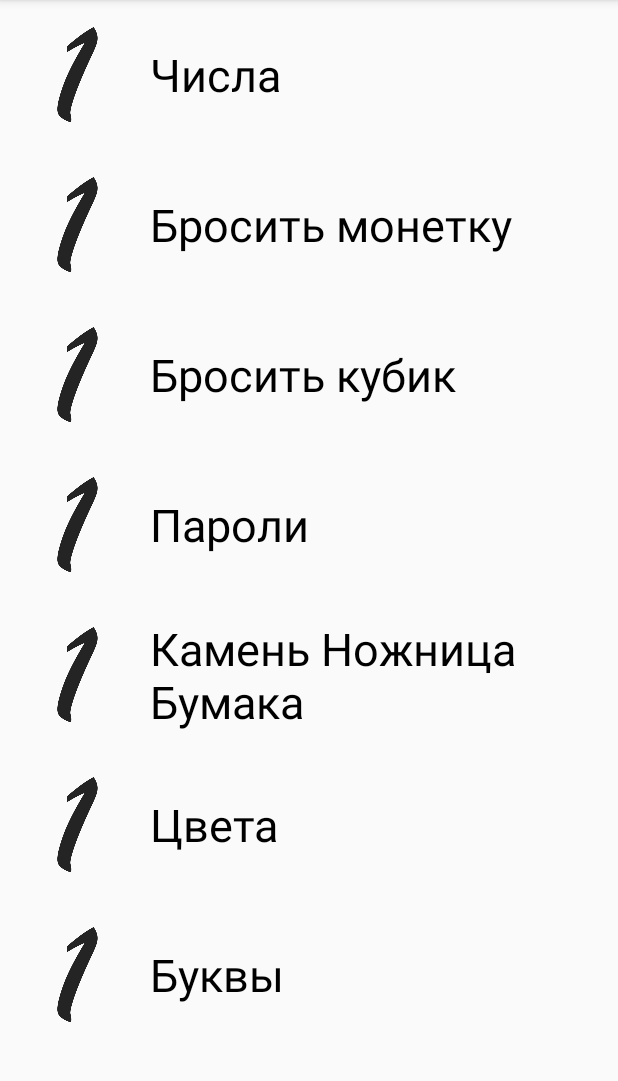
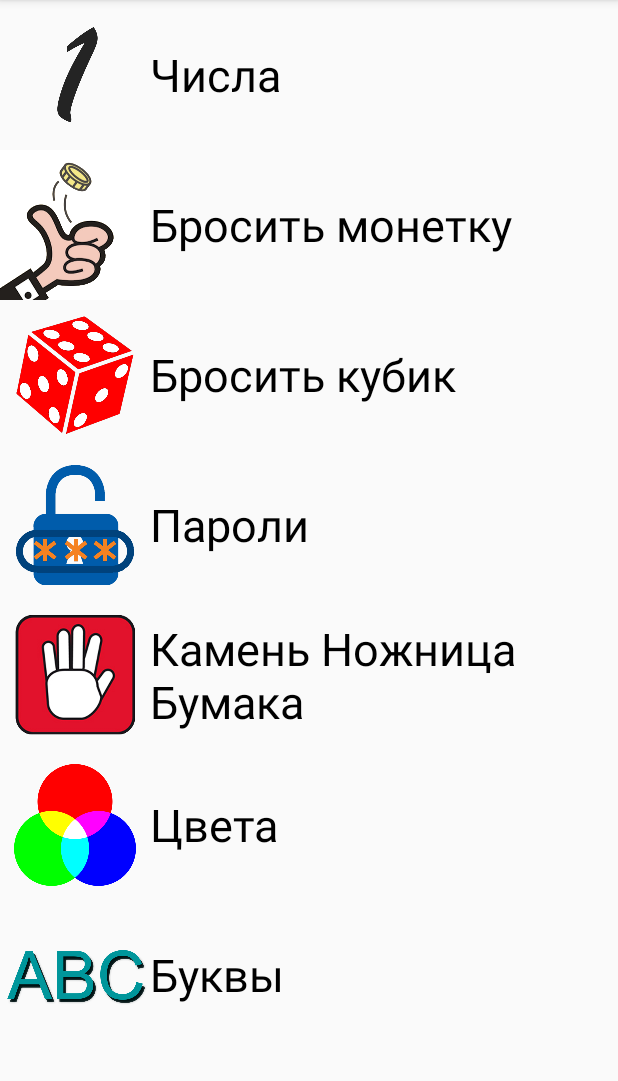
Before and after one commit to MeeLucky/Randomness, an Android app: the screen it shows after launch (MainActivity), on a phone screen of 412 x 824 dp, the part 84-1165 px from its top. Run offline under Robolectric (Android 15) with nearby library versions, the phone set to English and light mode, and no system bars.

Commit message:
картинки для главного меню

```diff
--- a/app/src/main/res/layout/activity_main.xml
+++ b/app/src/main/res/layout/activity_main.xml
@@ -39,7 +39,7 @@
                 android:onClick="menuClick">
                 <ImageView
                     style="@style/mainItemImage"
-                    android:src="@drawable/number"
+                    android:src="@drawable/coin"
                     tools:ignore="ContentDescription" />
 
                 <TextView
@@ -55,7 +55,7 @@
                 android:onClick="menuClick">
                 <ImageView
                     style="@style/mainItemImage"
-                    android:src="@drawable/number"
+                    android:src="@drawable/cube2"
                     tools:ignore="ContentDescription" />
 
                 <TextView
@@ -71,7 +71,8 @@
                 android:onClick="menuClick">
                 <ImageView
                     style="@style/mainItemImage"
-                    android:src="@drawable/number"
+                    android:padding="10dp"
+                    android:src="@drawable/passwrod"
                     tools:ignore="ContentDescription" />
 
                 <TextView
@@ -87,7 +88,8 @@
                 android:onClick="menuClick">
                 <ImageView
                     style="@style/mainItemImage"
-                    android:src="@drawable/number"
+                    android:src="@drawable/paper"
+                    android:padding="10dp"
                     tools:ignore="ContentDescription" />
 
                 <TextView
@@ -103,7 +105,7 @@
                 android:onClick="menuClick">
                 <ImageView
                     style="@style/mainItemImage"
-                    android:src="@drawable/number"
+                    android:src="@drawable/color"
                     tools:ignore="ContentDescription" />
 
                 <TextView
@@ -119,7 +121,7 @@
                 android:onClick="menuClick">
                 <ImageView
                     style="@style/mainItemImage"
-                    android:src="@drawable/number"
+                    android:src="@drawable/letters"
                     tools:ignore="ContentDescription" />
 
                 <TextView
```
Also changed, not shown: app/src/main/res/drawable/coin.png (added), app/src/main/res/drawable/color.png (added), app/src/main/res/drawable/cube2.png (added), app/src/main/res/drawable/letters.png (added), app/src/main/res/drawable/paper.png (added), app/src/main/res/drawable/passwrod.png (added), app/src/main/res/drawable/rock.png (added), app/src/main/res/drawable/scissors.png (added).
